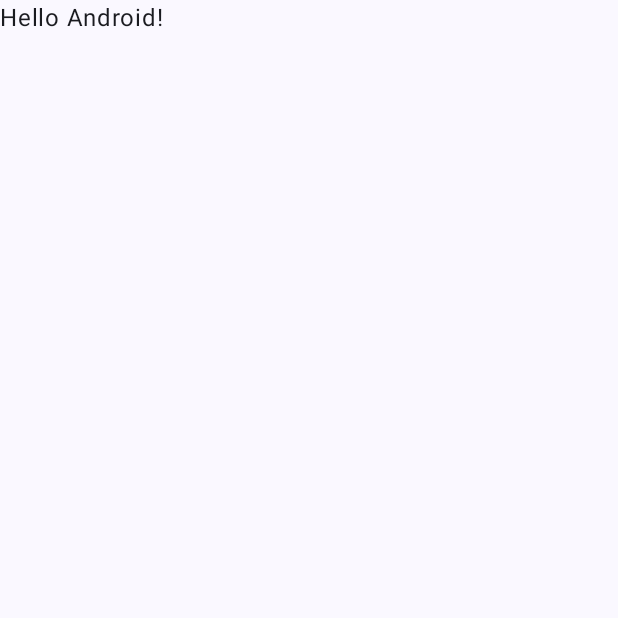
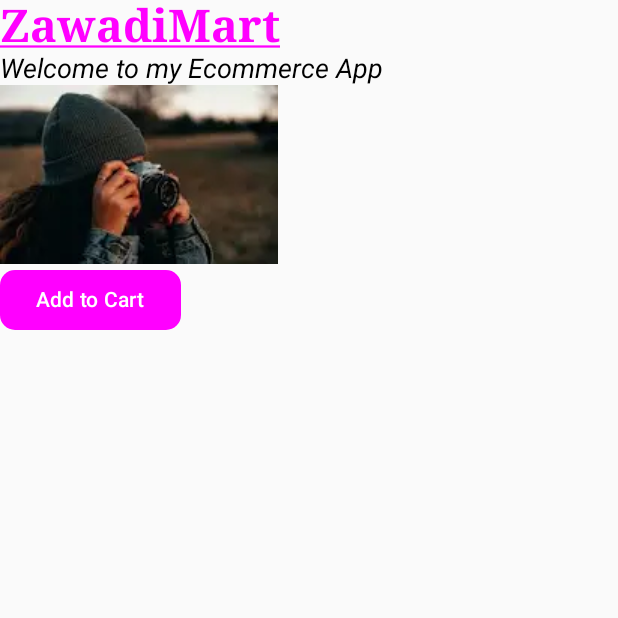
Before and after one commit to kabaria-3452/ZawadiMart, an Android app built with Jetpack Compose: the screen it shows after launch (MainActivity), on a phone screen of 412 x 824 dp, the top half of it. Before the commit the part shown is almost empty. Run offline under Robolectric (Android 15) with nearby library versions, the phone set to English and light mode, and no system bars.

Commit message:
initial commit

```diff
--- a/app/build.gradle.kts
+++ b/app/build.gradle.kts
@@ -49,6 +49,8 @@ dependencies {
     implementation(libs.androidx.ui.graphics)
     implementation(libs.androidx.ui.tooling.preview)
     implementation(libs.androidx.material3)
+    implementation(libs.androidx.navigation.compose)
+    implementation(libs.androidx.navigation.runtime.android)
     testImplementation(libs.junit)
     androidTestImplementation(libs.androidx.junit)
     androidTestImplementation(libs.androidx.espresso.core)
--- a/app/src/main/java/com/frankline/zawadimart/MainActivity.kt
+++ b/app/src/main/java/com/frankline/zawadimart/MainActivity.kt
@@ -11,6 +11,7 @@ import androidx.compose.material3.Text
 import androidx.compose.runtime.Composable
 import androidx.compose.ui.Modifier
 import androidx.compose.ui.tooling.preview.Preview
+import com.frankline.zawadimart.navigation.AppNavHost
 import com.frankline.zawadimart.ui.theme.ZawadiMartTheme
 
 class MainActivity : ComponentActivity() {
@@ -18,30 +19,7 @@ class MainActivity : ComponentActivity() {
         super.onCreate(savedInstanceState)
         enableEdgeToEdge()
         setContent {
-            ZawadiMartTheme {
-                Scaffold(modifier = Modifier.fillMaxSize()) { innerPadding ->
-                    Greeting(
-                        name = "Android",
-                        modifier = Modifier.padding(innerPadding)
-                    )
-                }
-            }
+            AppNavHost()
+           }
         }
     }
-}
-
-@Composable
-fun Greeting(name: String, modifier: Modifier = Modifier) {
-    Text(
-        text = "Hello $name!",
-        modifier = modifier
-    )
-}
-
-@Preview(showBackground = true)
-@Composable
-fun GreetingPreview() {
-    ZawadiMartTheme {
-        Greeting("Android")
-    }
-}
--- a/app/src/main/java/com/frankline/zawadimart/navigation/AppNavHost.kt
+++ b/app/src/main/java/com/frankline/zawadimart/navigation/AppNavHost.kt
@@ -1 +1,32 @@
 package com.frankline.zawadimart.navigation
+
+import androidx.compose.runtime.Composable
+import androidx.compose.ui.Modifier
+import androidx.navigation.NavHostController
+import androidx.navigation.compose.NavHost
+import androidx.navigation.compose.composable
+import androidx.navigation.compose.rememberNavController
+import com.frankline.zawadimart.ui.screens.home.AboutScreen
+import com.frankline.zawadimart.ui.screens.home.HomeScreen
+
+@Composable
+fun AppNavHost(
+    modifier: Modifier = Modifier,
+    navController: NavHostController = rememberNavController(),
+    startDestination: String = ROUT_HOME
+) {
+
+    NavHost(
+        navController = navController,
+        startDestination = startDestination,
+        modifier = modifier
+    ) {
+        composable(ROUT_HOME) {
+            HomeScreen(navController)
+        }
+        composable(ROUT_ABOUT) {
+            AboutScreen(navController)
+        }
+
+    }
+}
--- /dev/null
+++ b/app/src/main/java/com/frankline/zawadimart/navigation/Routes.kt
@@ -0,0 +1,4 @@
+package com.frankline.zawadimart.navigation
+
+const val ROUT_HOME = "home"
+const val ROUT_ABOUT = "about"
--- a/app/src/main/java/com/frankline/zawadimart/ui/screens/about/AboutScreen.kt
+++ b/app/src/main/java/com/frankline/zawadimart/ui/screens/about/AboutScreen.kt
@@ -1,9 +1,11 @@
 package com.frankline.zawadimart.ui.screens.home
 import androidx.compose.runtime.Composable
 import androidx.compose.ui.tooling.preview.Preview
+import androidx.navigation.NavController
+import androidx.navigation.compose.rememberNavController
 
 @Composable
-fun AboutScreen(){
+fun AboutScreen(navController: NavController){
 
 
 
@@ -14,7 +16,7 @@ fun AboutScreen(){
 @Preview(showBackground = true)
 @Composable
 fun AboutScreenPreview(){
-AboutScreen()
+AboutScreen(rememberNavController())
 
 
 }
--- a/app/src/main/java/com/frankline/zawadimart/ui/screens/home/HomeScreen.kt
+++ b/app/src/main/java/com/frankline/zawadimart/ui/screens/home/HomeScreen.kt
@@ -19,10 +19,12 @@ import androidx.compose.ui.text.style.TextDecoration
 import androidx.compose.ui.tooling.preview.Preview
 import androidx.compose.ui.unit.dp
 import androidx.compose.ui.unit.sp
+import androidx.navigation.NavController
+import androidx.navigation.compose.rememberNavController
 import com.frankline.zawadimart.R
 
 @Composable
-fun HomeScreen(){
+fun HomeScreen(navController: NavController){
     Column (
         modifier = Modifier.fillMaxSize()
     ){
@@ -75,7 +77,7 @@ fun HomeScreen(){
 @Preview(showBackground = true)
 @Composable
 fun HomeScreenPreview(){
-     HomeScreen()
+     HomeScreen(rememberNavController())
 
 
 
--- a/app/src/main/java/com/frankline/zawadimart/ui/screens/item/ItemScreen.kt
+++ b/app/src/main/java/com/frankline/zawadimart/ui/screens/item/ItemScreen.kt
@@ -40,6 +40,8 @@ import androidx.compose.ui.text.style.TextDecoration
 import androidx.compose.ui.tooling.preview.Preview
 import androidx.compose.ui.unit.dp
 import androidx.compose.ui.unit.sp
+import androidx.navigation.NavController
+import androidx.navigation.compose.rememberNavController
 import com.frankline.zawadimart.R
 import com.frankline.zawadimart.ui.theme.newblack
 import com.frankline.zawadimart.ui.theme.neworange
@@ -48,7 +50,7 @@ import com.frankline.zawadimart.ui.theme.newwhite
 
 @OptIn(ExperimentalMaterial3Api::class)
 @Composable
-fun ItemScreen(){
+fun ItemScreen(navController: NavController){
     Column (
         modifier = Modifier.fillMaxSize()
     ){
@@ -323,7 +325,7 @@ fun ItemScreen(){
 @Preview(showBackground = true)
 @Composable
 fun ItemScreenPreview(){
-    ItemScreen()
+    ItemScreen(rememberNavController())
 
 
 }
--- a/app/src/main/java/com/frankline/zawadimart/ui/screens/startscreen/StartScreen.kt
+++ b/app/src/main/java/com/frankline/zawadimart/ui/screens/startscreen/StartScreen.kt
@@ -26,10 +26,12 @@ import androidx.compose.ui.text.style.TextAlign
 import androidx.compose.ui.tooling.preview.Preview
 import androidx.compose.ui.unit.dp
 import androidx.compose.ui.unit.sp
+import androidx.navigation.NavController
+import androidx.navigation.compose.rememberNavController
 import com.frankline.zawadimart.R
 
 @Composable
-fun StartScreen(){
+fun StartScreen(navController: NavController){
     Column (
         modifier = Modifier.fillMaxSize(),
         horizontalAlignment = Alignment.CenterHorizontally,
@@ -86,7 +88,7 @@ fun StartScreen(){
 @Preview(showBackground = true)
 @Composable
 fun StartScreenPreview(){
-    StartScreen()
+    StartScreen(rememberNavController())
 
 
 }
--- a/app/src/main/java/com/frankline/zawadimart/ui/start/StartScreen.kt
+++ /dev/null
@@ -1 +0,0 @@
-package com.frankline.zawadimart.ui.start
--- a/gradle/libs.versions.toml
+++ b/gradle/libs.versions.toml
@@ -8,6 +8,8 @@ espressoCore = "3.6.1"
 lifecycleRuntimeKtx = "2.8.7"
 activityCompose = "1.10.1"
 composeBom = "2024.09.00"
+navigationCompose = "2.8.9"
+navigationRuntimeAndroid = "2.9.0-alpha09"
 
 [libraries]
 androidx-core-ktx = { group = "androidx.core", name = "core-ktx", version.ref = "coreKtx" }
@@ -24,6 +26,8 @@ androidx-ui-tooling-preview = { group = "androidx.compose.ui", name = "ui-toolin
 androidx-ui-test-manifest = { group = "androidx.compose.ui", name = "ui-test-manifest" }
 androidx-ui-test-junit4 = { group = "androidx.compose.ui", name = "ui-test-junit4" }
 androidx-material3 = { group = "androidx.compose.material3", name = "material3" }
+androidx-navigation-compose = { group = "androidx.navigation", name = "navigation-compose", version.ref = "navigationCompose" }
+androidx-navigation-runtime-android = { group = "androidx.navigation", name = "navigation-runtime-android", version.ref = "navigationRuntimeAndroid" }
 
 [plugins]
 android-application = { id = "com.android.application", version.ref = "agp" }
```
